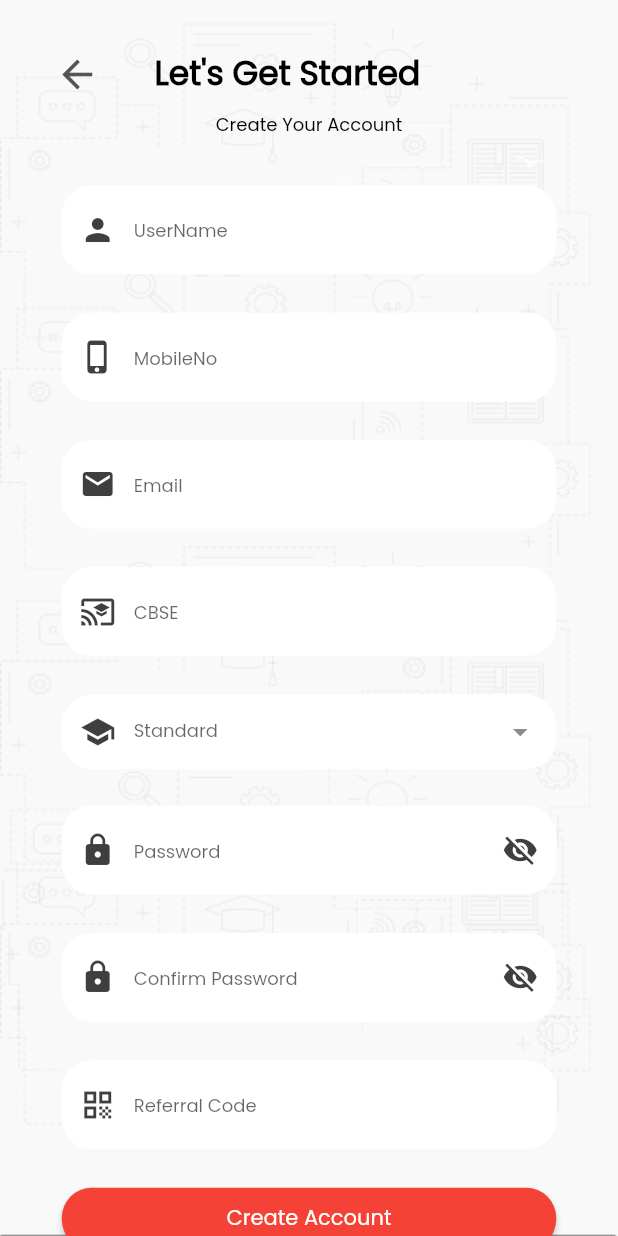
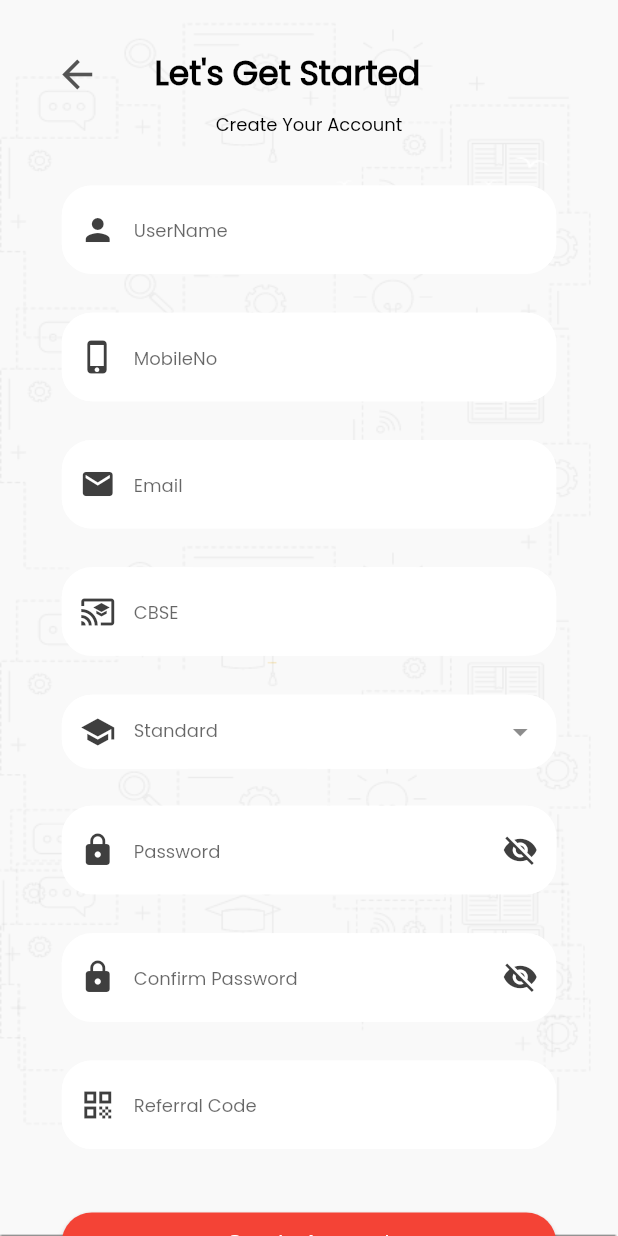
Before and after one commit to malathimahendran/Tution-Legend, a Flutter app: the screen it shows after launch, after a tap on "Get Started", after a tap on "Sign Up", on a phone screen of 412 x 824 dp. Run offline on Flutter 3.47's test engine with Material 2 defaults, Android fonts, the phone set to English and light mode, and no system bars; drawn by our look-alikes of select_form_field; our stand-ins replace carousel_slider, curved_navigation_bar, firebase_auth, firebase_core, firebase_messaging, flutter_svg and 6 more; missing offline and left inert: platform_device_id; accounts and stored records are empty; network calls fail.

Commit message:
two files added

```diff
--- a/lib/Login/loginpage.dart
+++ b/lib/Login/loginpage.dart
@@ -164,7 +164,7 @@ class _LoginPageState extends State<LoginPage> {
           MaterialPageRoute(
               builder: (context) => Register(
                     googleuser: googleUser,
-                    deviceid: deviceId,
+                    deviceId: deviceId,
                   )));
     } else {
       final snackBar = SnackBar(
@@ -187,18 +187,32 @@ class _LoginPageState extends State<LoginPage> {
     var height = MediaQuery.of(context).size.height;
     var width = MediaQuery.of(context).size.width;
     var status = MediaQuery.of(context).padding.top;
+    final keyss = MediaQuery.of(context).viewInsets.bottom != 0;
     // var height1=height-status;
 
     return Scaffold(
-      resizeToAvoidBottomInset: false,
+      // resizeToAvoidBottomInset: false,
+      // appBar: AppBar(
+      //   flexibleSpace: Container(
+      //     height: (height - status) * 0.30,
+      //     width: width,
+      //     decoration: BoxDecoration(
+      //         // color: Colors.pink,
+      //         image: DecorationImage(
+      //             image: AssetImage("assets/LoginPage/logintop.png"),
+      //             fit: BoxFit.fill)),
+      //   ),
+      // ),
       body: Container(
+        height: height,
+        // padding: EdgeInsets.only(top: 100),
         decoration: BoxDecoration(
           // color: Colors.pink,
           image: DecorationImage(
               image: AssetImage("assets/ProfilePage/mainbackground.png"),
-                fit: BoxFit.fill)),
-        child: SingleChildScrollView(
-          child: Column(
+              fit: BoxFit.fill),
+        ),
+        child: Stack(
           children: [
             Container(
               height: (height - status) * 0.30,
@@ -209,6 +223,10 @@ class _LoginPageState extends State<LoginPage> {
                       image: AssetImage("assets/LoginPage/logintop.png"),
                       fit: BoxFit.fill)),
             ),
+            Positioned(
+              top: 150,
+              child: Column(
+                children: [
                   Container(
                       height: (height - status) * 0.70,
                       width: width,
@@ -293,7 +311,8 @@ class _LoginPageState extends State<LoginPage> {
                                 style: ElevatedButton.styleFrom(
                                     primary: HexColor("#FF465C"),
                                     shape: RoundedRectangleBorder(
-                                    borderRadius: BorderRadius.circular(20))),
+                                        borderRadius:
+                                            BorderRadius.circular(20))),
                                 onPressed: () {
                                   loginApi();
                                 },
@@ -318,9 +337,11 @@ class _LoginPageState extends State<LoginPage> {
                                 style: ElevatedButton.styleFrom(
                                     primary: Colors.white,
                                     shape: RoundedRectangleBorder(
-                                    borderRadius: BorderRadius.circular(20))),
+                                        borderRadius:
+                                            BorderRadius.circular(20))),
                                 child: Row(
-                              mainAxisAlignment: MainAxisAlignment.spaceBetween,
+                                  mainAxisAlignment:
+                                      MainAxisAlignment.spaceBetween,
                                   children: [
                                     Container(
                                       child: Image.asset(
@@ -335,8 +356,8 @@ class _LoginPageState extends State<LoginPage> {
                                         width: width * 0.2,
                                         child: Text("Login",
                                             style: GoogleFonts.poppins(
-                                          textStyle:
-                                              TextStyle(color: Colors.black),
+                                              textStyle: TextStyle(
+                                                  color: Colors.black),
                                             ))),
                                   ],
                                 )),
@@ -370,6 +391,8 @@ class _LoginPageState extends State<LoginPage> {
                 ],
               ),
             ),
+          ],
+        ),
       ),
     );
   }
--- a/lib/Register/register.dart
+++ b/lib/Register/register.dart
@@ -13,10 +13,9 @@ import 'package:logger/logger.dart';
 
 class Register extends StatefulWidget {
   // const Register({Key? key, String? deviceId}) : super(key: key);
-  Register({this.deviceId, this.googleuser, this.deviceid});
+  Register({this.deviceId, this.googleuser});
   final deviceId;
   final googleuser;
-  final deviceid;
 
   @override
   _RegisterState createState() => _RegisterState();
@@ -56,7 +55,7 @@ class _RegisterState extends State<Register> {
   var fcm = TextEditingController();
   var confirmpassword = TextEditingController();
   var referralcode = TextEditingController();
-
+  String? originalGoogleId;
   get read => null;
   @override
   void initState() {
@@ -65,7 +64,8 @@ class _RegisterState extends State<Register> {
   }
 
   registerApi() async {
-    print(widget.deviceId);
+    print('${widget.deviceId} line no 67');
+    print('${widget.googleuser} line no 68');
     var url =
         Uri.parse('http://www.cviacserver.tk/tuitionlegend/register/sign_up');
     var response = await http.post(url, body: {
@@ -73,11 +73,11 @@ class _RegisterState extends State<Register> {
       'email': email.text.toString(),
       'phone': mobileno.text.toString(),
       'password': password.text.toString(),
-      'device_id': widget.deviceid.toString(),
+      'device_id': widget.deviceId.toString(),
       'fcm': "",
       'reference_code': referralcode.text.toString(),
       'class': standard.text.toString(),
-      'google_id': widget.googleuser.id.toString()
+      'google_id': originalGoogleId.toString()
     }).then((value) async {
       var decodeDetails = json.decode(value.body);
       print(decodeDetails);
@@ -141,9 +141,11 @@ class _RegisterState extends State<Register> {
       if (widget.googleuser == null) {
         username.text = ''.toString();
         email.text = ''.toString();
+        originalGoogleId = ''.toString();
       } else {
         username.text = widget.googleuser.displayName;
         email.text = widget.googleuser.email;
+        originalGoogleId = widget.googleuser.id.toString();
       }
     });
   }
@@ -165,16 +167,18 @@ class _RegisterState extends State<Register> {
       body: Container(
         height: height,
         width: width,
-        margin: EdgeInsets.only(
-          top: status,
-        ),
+        // margin: EdgeInsets.only(
+        //   top: status,
+        // ),
+        padding: EdgeInsets.only(top: status),
         decoration: BoxDecoration(
+          color: Colors.red.shade300,
           image: DecorationImage(
               image: AssetImage('assets/RegisterPage/registerbackground.png'),
-                fit: BoxFit.fill)),
+              fit: BoxFit.fill),
+        ),
         // backgroundColor: Color(0xF2F9F9F9),
 
-        child: SingleChildScrollView(
         child: Column(
           children: [
             Container(
@@ -223,8 +227,10 @@ class _RegisterState extends State<Register> {
               ),
             ),
             Container(
-                height: height,
+              height: (height - status) * 0.85,
               width: width,
+              child: SingleChildScrollView(
+                // reverse: true,
                 child: Column(
                   children: [
                     Textfield(
@@ -382,7 +388,7 @@ class _RegisterState extends State<Register> {
                           color: HexColor('#3F3F3F'),
                         )),
                     SizedBox(
-                      height: ((height - status)) * 0.03,
+                      height: ((height - status)) * 0.05,
                     ),
                     Container(
                       width: width * 0.8,
@@ -441,8 +447,8 @@ class _RegisterState extends State<Register> {
                   ],
                 ),
               ),
+            ),
           ],
-          ),
         ),
       ),
     );
```
Lines whose indentation alone changed are shown as unchanged.
